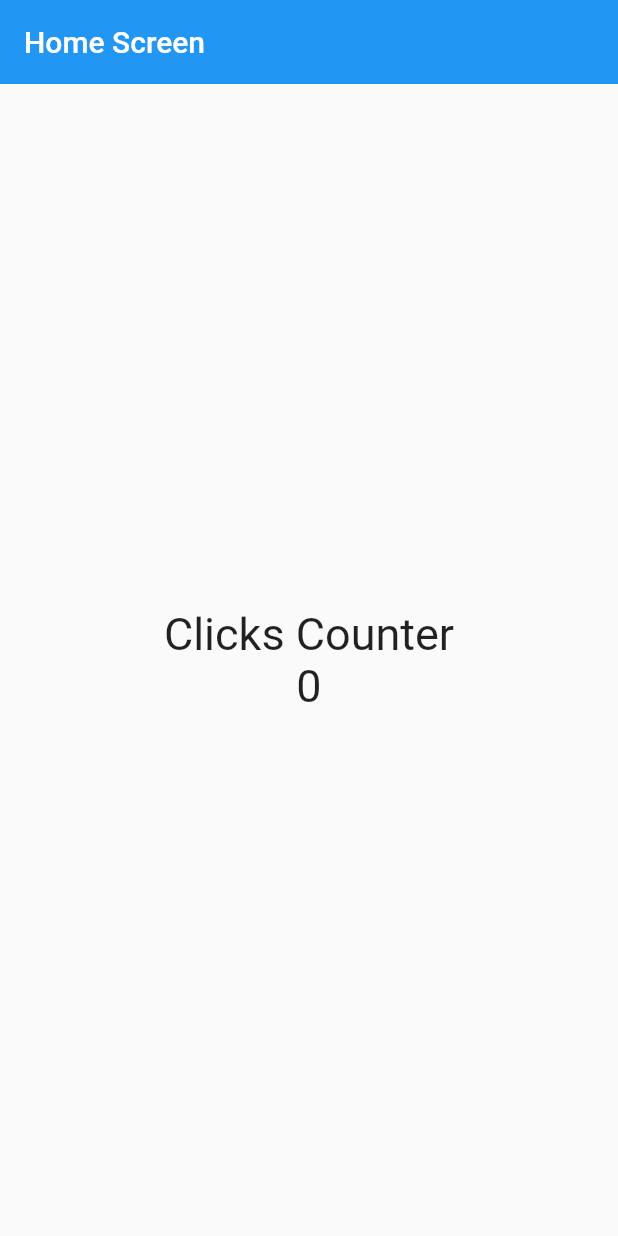
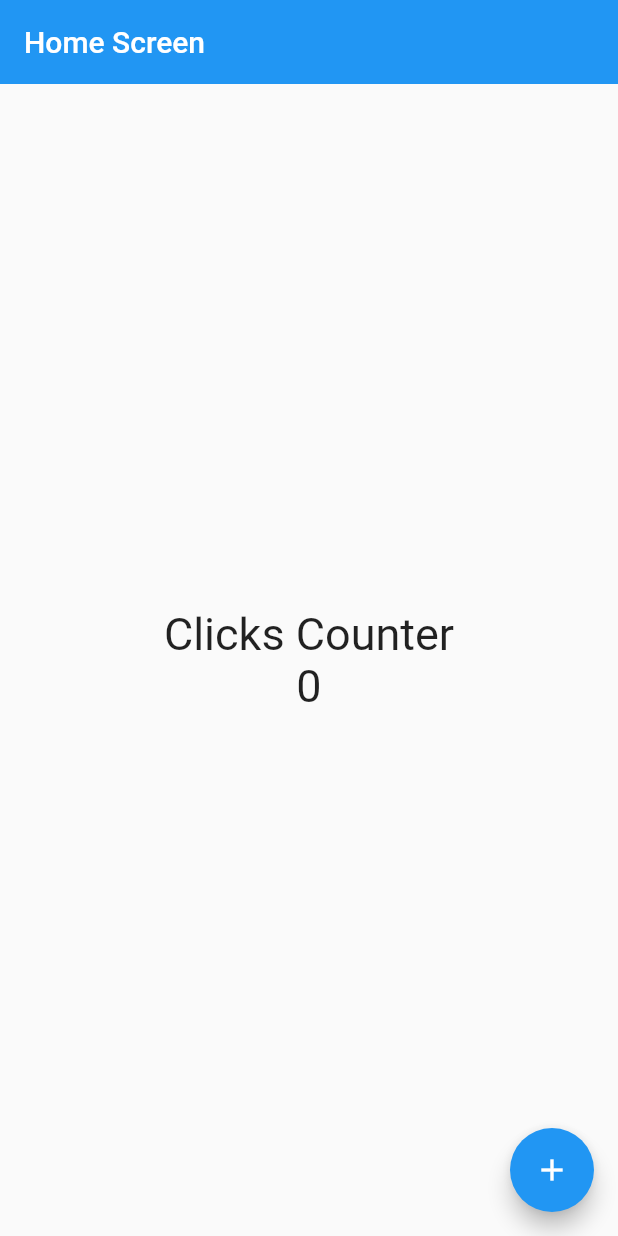
Before and after one commit to aydin-due/counter_app, a Flutter app: the screen it shows after launch, on a phone screen of 412 x 824 dp. Run offline on Flutter 3.47's test engine with Material 2 defaults, Android fonts, the phone set to English and light mode, and no system bars.

Commit message:
floatingActionButton icon

```diff
--- a/lib/screens/home_screen.dart
+++ b/lib/screens/home_screen.dart
@@ -5,7 +5,7 @@ class HomeScreen extends StatelessWidget {
 
   @override
   Widget build(BuildContext context) {
-    const fontSize30 = const TextStyle(fontSize: 30);
+    const fontSize30 = TextStyle(fontSize: 30);
 
     return Scaffold(
       appBar: AppBar(
@@ -22,6 +22,12 @@ class HomeScreen extends StatelessWidget {
           ],
         ),
       ),
+      floatingActionButton: FloatingActionButton(
+        child: const Icon(Icons.add),
+        onPressed: () {
+          print('Hola Mundo');
+        },
+      ),
     );
   }
 }
```
